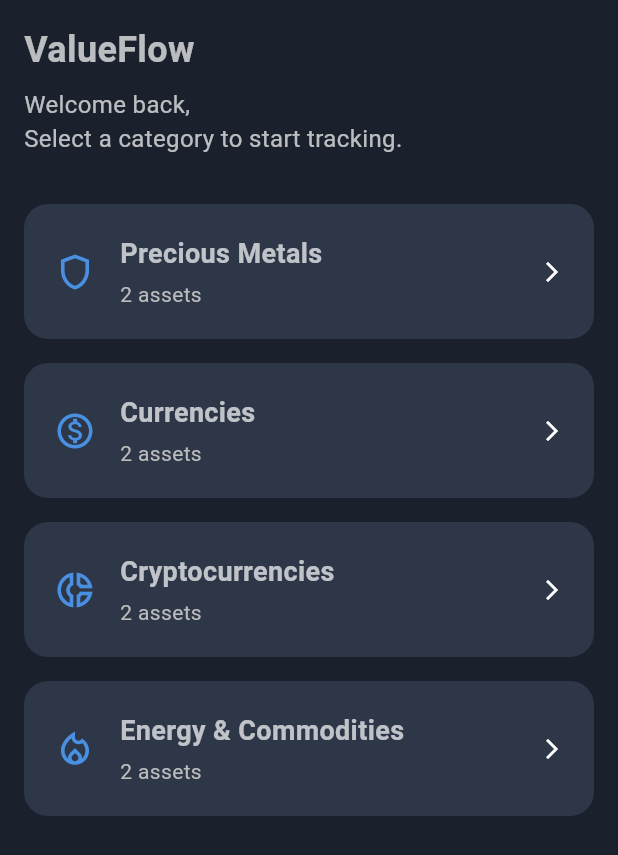
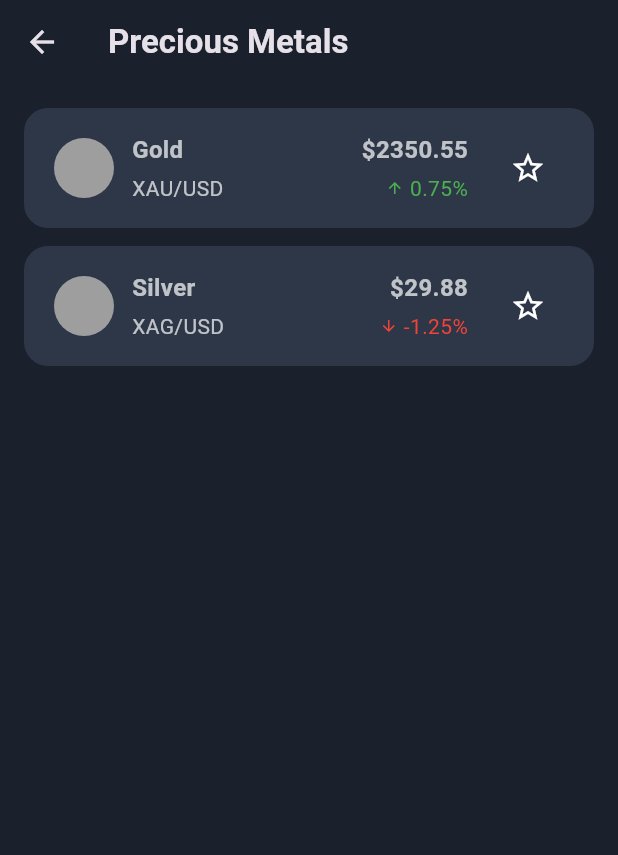
Before and after one commit to MuhammetEmirAydogan/Value_Flow_App, a Flutter app: the HomeScreen screen opened directly, after a tap on "Precious Metals", on a phone screen of 412 x 824 dp. Shown: the top 855 px of the screen. Run offline on Flutter 3.47's test engine with Material 3 defaults, Android fonts, the phone set to English and light mode, and no system bars.

Commit message:
feat(assets): Create asset list screen and enable adding/removing favorites

```diff
--- /dev/null
+++ b/lib/features/asset_list/screens/asset_list_screen.dart
@@ -0,0 +1,49 @@
+import 'package:flutter/material.dart';
+import 'package:provider/provider.dart';
+import 'package:value_flow/common/widgets/asset_list_item.dart';
+import 'package:value_flow/models/asset.dart';
+import 'package:value_flow/providers/assets_provider.dart';
+
+class AssetListScreen extends StatelessWidget {
+  final String categoryTitle;
+  final List<Asset> assets;
+
+  const AssetListScreen({
+    super.key,
+    required this.categoryTitle,
+    required this.assets,
+  });
+
+  @override
+  Widget build(BuildContext context) {
+    return Scaffold(
+      appBar: AppBar(
+        title: Text(categoryTitle),
+      ),
+      body: Padding(
+        padding: const EdgeInsets.all(16.0),
+        child: ListView.separated(
+          itemCount: assets.length,
+          itemBuilder: (context, index) {
+            final asset = assets[index];
+            return Consumer<AssetsProvider>(
+              builder: (context, assetsProvider, child) {
+                return AssetListItem(
+                  name: asset.name,
+                  symbol: asset.symbol,
+                  price: '\$${asset.price.toStringAsFixed(2)}',
+                  changePercentage: asset.changePercentage,
+                  isFavorite: assetsProvider.isFavorite(asset.id),
+                  onFavoriteToggle: () {
+                    assetsProvider.toggleFavorite(asset.id);
+                  },
+                );
+              },
+            );
+          },
+          separatorBuilder: (context, index) => const SizedBox(height: 12),
+        ),
+      ),
+    );
+  }
+}
--- a/lib/features/home/screens/home_screen.dart
+++ b/lib/features/home/screens/home_screen.dart
@@ -1,31 +1,47 @@
 import 'package:flutter/material.dart';
 import 'package:provider/provider.dart';
+import 'package:value_flow/features/asset_list/screens/asset_list_screen.dart';
 import 'package:value_flow/features/home/widgets/category_card.dart';
-import 'package:value_flow/providers/assets_provider.dart'; // YENİ IMPORT
+import 'package:value_flow/models/asset.dart';
+import 'package:value_flow/providers/assets_provider.dart';
 
 class HomeScreen extends StatelessWidget {
   const HomeScreen({super.key});
 
   @override
   Widget build(BuildContext context) {
-    // AssetsProvider'a erişiyoruz
-    final assetsProvider = Provider.of<AssetsProvider>(context);
+    final assetsProvider = Provider.of<AssetsProvider>(context, listen: false);
 
-    // Varlıkları kategorilerine göre ayırabiliriz (örneğin)
-    // Şimdilik sadece örnek olarak tüm varlıkları çekiyoruz, ileride filtrelenecek
-    final preciousMetals = assetsProvider.allAssets
-        .where((asset) => asset.id == 'gold' || asset.id == 'silver')
-        .toList();
-    final currencies = assetsProvider.allAssets
-        .where((asset) => asset.id == 'usd' || asset.id == 'eur')
-        .toList();
-    final cryptocurrencies = assetsProvider.allAssets
-        .where((asset) => asset.id == 'btc' || asset.id == 'eth')
-        .toList();
-    final energyCommodities = assetsProvider.allAssets
-        .where((asset) => asset.id == 'crude_oil' || asset.id == 'natural_gas')
-        .toList();
-
+    final List<Map<String, dynamic>> categories = [
+      {
+        'title': 'Precious Metals',
+        'icon': Icons.shield_outlined,
+        'assets': assetsProvider.allAssets
+            .where((asset) => ['gold', 'silver'].contains(asset.id))
+            .toList(),
+      },
+      {
+        'title': 'Currencies',
+        'icon': Icons.monetization_on_outlined,
+        'assets': assetsProvider.allAssets
+            .where((asset) => ['usd', 'eur'].contains(asset.id))
+            .toList(),
+      },
+      {
+        'title': 'Cryptocurrencies',
+        'icon': Icons.donut_small_outlined,
+        'assets': assetsProvider.allAssets
+            .where((asset) => ['btc', 'eth'].contains(asset.id))
+            .toList(),
+      },
+      {
+        'title': 'Energy & Commodities',
+        'icon': Icons.local_fire_department_outlined,
+        'assets': assetsProvider.allAssets
+            .where((asset) => ['crude_oil', 'natural_gas'].contains(asset.id))
+            .toList(),
+      }
+    ];
 
     return Scaffold(
       body: SafeArea(
@@ -36,53 +52,36 @@ class HomeScreen extends StatelessWidget {
             children: [
               const Text('ValueFlow', style: TextStyle(fontSize: 24, fontWeight: FontWeight.bold)),
               const SizedBox(height: 8),
-              Text('Welcome back, \nSelect a category to start tracking.', style: TextStyle(fontSize: 16, color: Theme.of(context).textTheme.bodyMedium?.color)),
+              Text(
+                'Welcome back, \nSelect a category to start tracking.',
+                style: TextStyle(fontSize: 16, color: Theme.of(context).textTheme.bodyMedium?.color),
+              ),
               const SizedBox(height: 32),
-
-              // Kategori Kartları
-              GestureDetector( // Kartlara tıklanabilir özellik kazandırıyoruz
-                onTap: () {
-                  // TODO: İlgili varlık listesi ekranına yönlendirme
-                  print('Precious Metals Tıklandı');
-                },
-                child: CategoryCard(
-                  icon: Icons.shield_outlined,
-                  title: 'Precious Metals',
-                  // Alt başlıkta kategoriye ait varlık sayısını gösterebiliriz
-                  subtitle: '${preciousMetals.length} assets',
-                ),
-              ),
-              const SizedBox(height: 16),
-              GestureDetector(
-                onTap: () {
-                  print('Currencies Tıklandı');
-                },
-                child: CategoryCard(
-                  icon: Icons.monetization_on_outlined,
-                  title: 'Currencies',
-                  subtitle: '${currencies.length} assets',
-                ),
-              ),
-              const SizedBox(height: 16),
-              GestureDetector(
-                onTap: () {
-                  print('Cryptocurrencies Tıklandı');
-                },
-                child: CategoryCard(
-                  icon: Icons.donut_small_outlined,
-                  title: 'Cryptocurrencies',
-                  subtitle: '${cryptocurrencies.length} assets',
-                ),
-              ),
-              const SizedBox(height: 16),
-              GestureDetector(
-                onTap: () {
-                  print('Energy & Commodities Tıklandı');
-                },
-                child: CategoryCard(
-                  icon: Icons.local_fire_department_outlined,
-                  title: 'Energy & Commodities',
-                  subtitle: '${energyCommodities.length} assets',
+              Expanded(
+                child: ListView.separated(
+                  itemCount: categories.length,
+                  itemBuilder: (context, index) {
+                    final category = categories[index];
+                    return GestureDetector(
+                      onTap: () {
+                        Navigator.push(
+                          context,
+                          MaterialPageRoute(
+                            builder: (context) => AssetListScreen(
+                              categoryTitle: category['title'],
+                              assets: category['assets'] as List<Asset>,
+                            ),
+                          ),
+                        );
+                      },
+                      child: CategoryCard(
+                        icon: category['icon'],
+                        title: category['title'],
+                        subtitle: '${(category['assets'] as List<Asset>).length} assets',
+                      ),
+                    );
+                  },
+                  separatorBuilder: (context, index) => const SizedBox(height: 16),
                 ),
               ),
             ],
```
